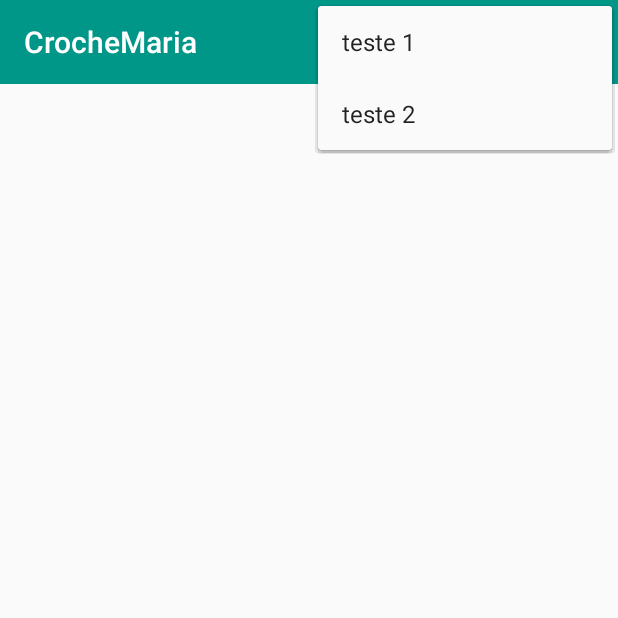
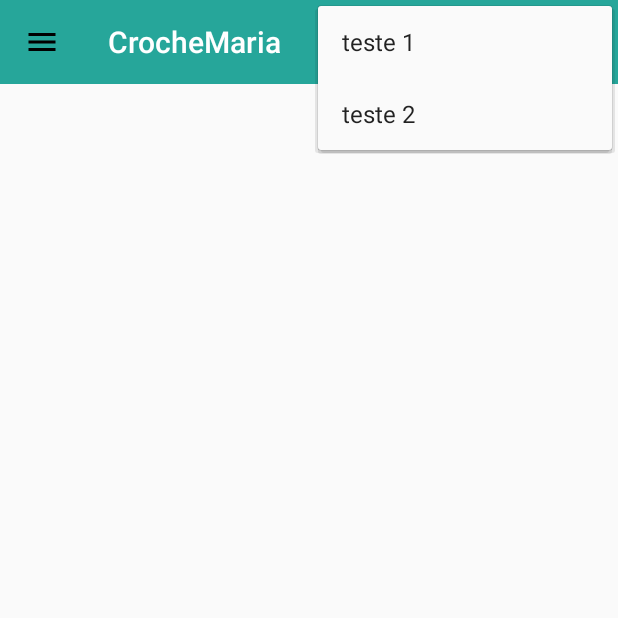
Before and after one commit to DiegoDigo/CrocheMaria, an Android app: the screen it shows after launch (MainActivity), with the options menu open, on a phone screen of 412 x 824 dp, the top half of it. Run offline under Robolectric (Android 15) with nearby library versions, the phone set to English and light mode, and no system bars; 4 statements that could not run were skipped.

Commit message:
menu lateral

```diff
--- a/app/src/main/java/com/diego/crochemaria/views/MainActivity.java
+++ b/app/src/main/java/com/diego/crochemaria/views/MainActivity.java
@@ -1,6 +1,7 @@
 package com.diego.crochemaria.views;
 
 
+import android.support.v7.app.ActionBar;
 import android.support.v7.app.AppCompatActivity;
 import android.os.Bundle;
 import android.support.v7.widget.LinearLayoutManager;
@@ -25,7 +26,6 @@ public class MainActivity extends AppCompatActivity {
 
     private RecyclerView recyclerView;
     private  TextView msg;
-    private Toolbar mToolbar;
 
     @Override
     protected void onCreate(Bundle savedInstanceState) {
@@ -38,12 +38,11 @@ public class MainActivity extends AppCompatActivity {
 //        teste.setTypeface(font);
 //        this.setTitle(teste.toString());
 
-        mToolbar = (Toolbar) findViewById(R.id.toolbar);
         recyclerView = (RecyclerView) findViewById(R.id.listProduto);
         msg = (TextView) findViewById(R.id.msg);
+        setToolBar();
 
-        setSupportActionBar(mToolbar);
-        getSupportActionBar().setDisplayShowHomeEnabled(true);
+
 
         Retrofit retrofit = ConfigRetrofit.conexao();
         EndPoint api = retrofit.create(EndPoint.class);
@@ -66,6 +65,15 @@ public class MainActivity extends AppCompatActivity {
 
     }
 
+    private void setToolBar() {
+        Toolbar mToolbar = (Toolbar) findViewById(R.id.toolbar);
+        setSupportActionBar(mToolbar);
+        ActionBar actionBar = getSupportActionBar();
+        actionBar.setHomeAsUpIndicator(R.drawable.ic_menu_black_24dp);
+        actionBar.setDisplayHomeAsUpEnabled(true);
+
+    }
+
     @Override
     public boolean onCreateOptionsMenu(Menu menu){
         getMenuInflater().inflate(R.menu.menu_main,menu);
--- /dev/null
+++ b/app/src/main/res/drawable/ic_menu_black_24dp.xml
@@ -0,0 +1,9 @@
+<vector xmlns:android="http://schemas.android.com/apk/res/android"
+        android:width="24dp"
+        android:height="24dp"
+        android:viewportWidth="24.0"
+        android:viewportHeight="24.0">
+    <path
+        android:fillColor="#FF000000"
+        android:pathData="M3,18h18v-2L3,16v2zM3,13h18v-2L3,11v2zM3,6v2h18L21,6L3,6z"/>
+</vector>
--- a/app/src/main/res/layout/layout_produto.xml
+++ b/app/src/main/res/layout/layout_produto.xml
@@ -47,7 +47,6 @@
         <ImageView
             android:layout_width="wrap_content"
             android:layout_height="wrap_content"
-            cardView:srcCompat="@mipmap/carrinho_vaziu"
             android:layout_below="@+id/preco"
             android:layout_alignParentEnd="true"
             android:layout_marginEnd="19dp"
@@ -57,7 +56,6 @@
         <ImageView
             android:layout_width="wrap_content"
             android:layout_height="wrap_content"
-            cardView:srcCompat="@mipmap/carrinho_vaziu"
             android:id="@+id/imageView2"
             android:padding="8dp"
             android:layout_alignParentBottom="true"
--- a/app/src/main/res/layout/toolbar.xml
+++ b/app/src/main/res/layout/toolbar.xml
@@ -6,5 +6,5 @@
     android:layout_height="wrap_content"
     android:minHeight="?attr/actionBarSize"
     android:background="?attr/colorPrimary"
-    local:theme="@style/ThemeOverlay.AppCompat.Dark.ActionBar"
+    local:theme="@style/ThemeOverlay.AppCompat.Dark"
     local:popupTheme="@style/ThemeOverlay.AppCompat.Light" />
--- a/app/src/main/res/menu/menu_main.xml
+++ b/app/src/main/res/menu/menu_main.xml
@@ -9,7 +9,7 @@
         android:id="@+id/action_search"
         android:title="teste 1"
         android:orderInCategory="100"
-        android:icon="@mipmap/ic_launcher"
+
 
         />
 
--- a/app/src/main/res/values/colors.xml
+++ b/app/src/main/res/values/colors.xml
@@ -1,7 +1,7 @@
 <?xml version="1.0" encoding="utf-8"?>
 <resources>
-    <color name="colorPrimary">#009688</color>
-    <color name="colorPrimaryDark">#26A69A</color>
+    <color name="colorPrimaryDark">#009688</color>
+    <color name="colorPrimary">#26A69A</color>
     <color name="colorAccent">#FF4081</color>
     <color name="butaoCompra">#009688</color>
     <color name="butaoCompartilhar">#9E9E9E</color>
```
Also changed, not shown: app/src/main/ic_menu-web.png (added), app/src/main/res/mipmap-hdpi/teste.png (deleted), app/src/main/res/mipmap-mdpi/teste.png (deleted), app/src/main/res/mipmap-xhdpi/teste.png (deleted), app/src/main/res/mipmap-xxhdpi/teste.png (deleted), app/src/main/res/mipmap-xxxhdpi/teste.png (deleted).
